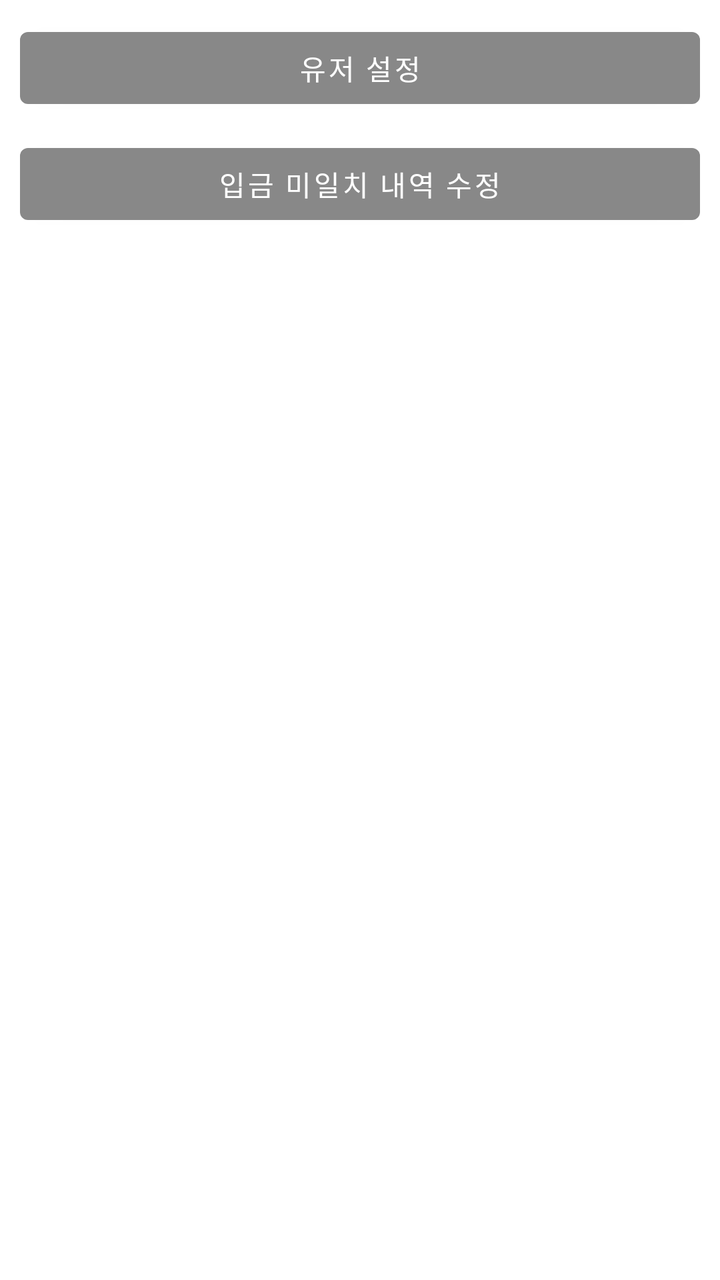
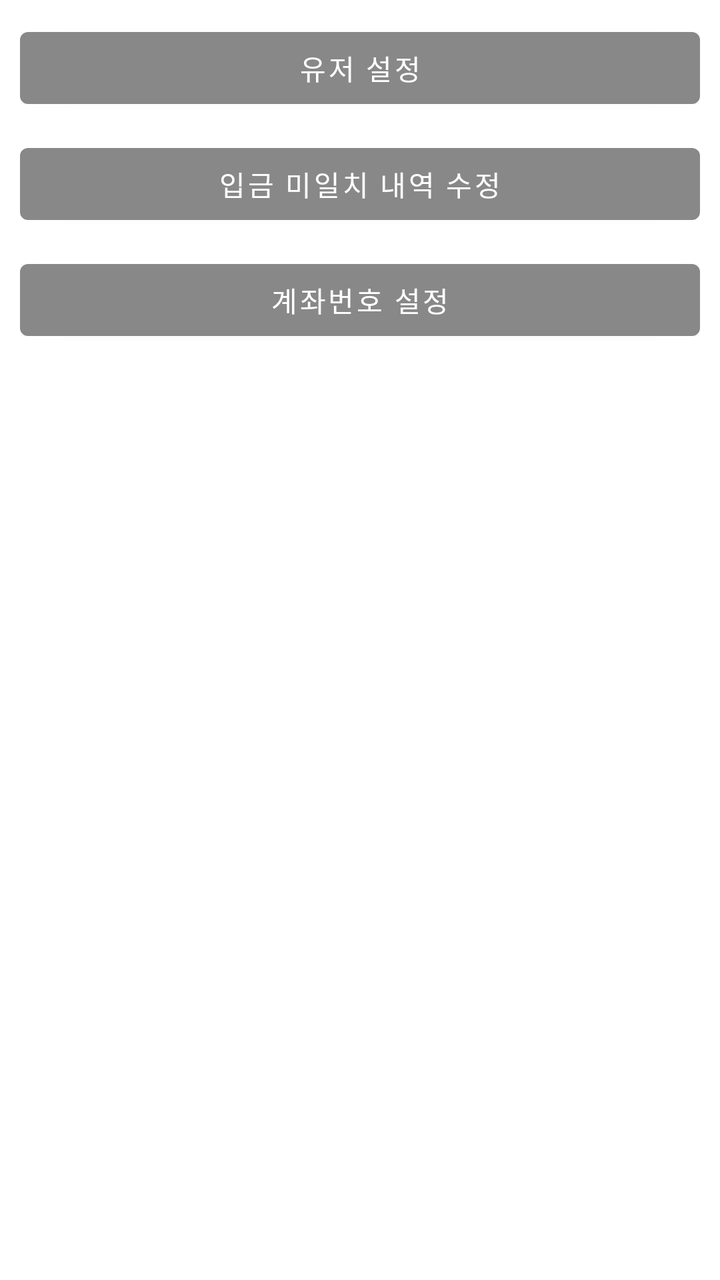

The first picture is an Android layout as it rendered before a commit; the second is the same layout after the commit. The layout source and the unified diff follow.
<!-- AndroidManifest.xml: application theme AppTheme -->
<!-- res/layout/fragment_main_master.xml -->
<?xml version="1.0" encoding="utf-8"?>
<androidx.constraintlayout.widget.ConstraintLayout
    xmlns:android="http://schemas.android.com/apk/res/android"
    xmlns:app="http://schemas.android.com/apk/res-auto"
    xmlns:tools="http://schemas.android.com/tools"
    android:layout_width="match_parent"
    android:layout_height="match_parent"
    tools:context=".ui.view.activity.MainActivity">
    <Button
        android:id="@+id/btnUser"
        android:layout_width="match_parent"
        android:layout_height="wrap_content"
        android:layout_margin="10dp"
        android:text = "유저 설정"
        app:layout_constraintTop_toTopOf="parent"/>
    <Button
        android:id="@+id/btnDeposit"
        android:layout_width="match_parent"
        android:layout_height="wrap_content"
        android:layout_margin="10dp"
        android:text = "입금 미일치 내역 수정"
        app:layout_constraintTop_toBottomOf="@id/btnUser"/>


</androidx.constraintlayout.widget.ConstraintLayout>
<!-- resources referenced by this layout -->
<resources>
  <style name="AppTheme" parent="Theme.MaterialComponents.DayNight.NoActionBar">
          
          <item name="colorPrimary">@color/primary</item>
          <item name="colorPrimaryVariant">@color/primary</item>
          <item name="colorOnPrimary">@color/white</item>
          
          <item name="colorSecondary">@color/secondary</item>
          <item name="colorSecondaryVariant">@color/secondaryVarient</item>
          <item name="colorOnSecondary">@color/black</item>
          
          <item name="android:statusBarColor" tools:targetApi="l">?attr/colorPrimaryVariant</item>
          
          <item name="android:windowNoTitle">true</item>
      </style>
  <color name="primary">#FF888888</color>
  <color name="white">#FFFFFFFF</color>
  <color name="secondary">#FFF5F5DC</color>
  <color name="secondaryVarient">#FFe0e094</color>
  <color name="black">#FF000000</color>
</resources>

<!-- the commit's change to res/layout/fragment_main_master.xml (unified diff, before → after) -->
@@ -21,5 +21,20 @@
         android:text = "입금 미일치 내역 수정"
         app:layout_constraintTop_toBottomOf="@id/btnUser"/>
 
+    <Button
+        android:id="@+id/btnAccount"
+        android:layout_width="match_parent"
+        android:layout_height="wrap_content"
+        android:layout_margin="10dp"
+        android:text = "계좌번호 설정"
+        app:layout_constraintTop_toBottomOf="@id/btnDeposit"/>
 
+    <Button
+        android:id="@+id/btnQR"
+        android:layout_width="match_parent"
+        android:layout_height="wrap_content"
+        android:layout_margin="10dp"
+        android:visibility="gone"
+        android:text = "카카오페이 QR 설정"
+        app:layout_constraintTop_toBottomOf="@id/btnAccount"/>
 </androidx.constraintlayout.widget.ConstraintLayout>
